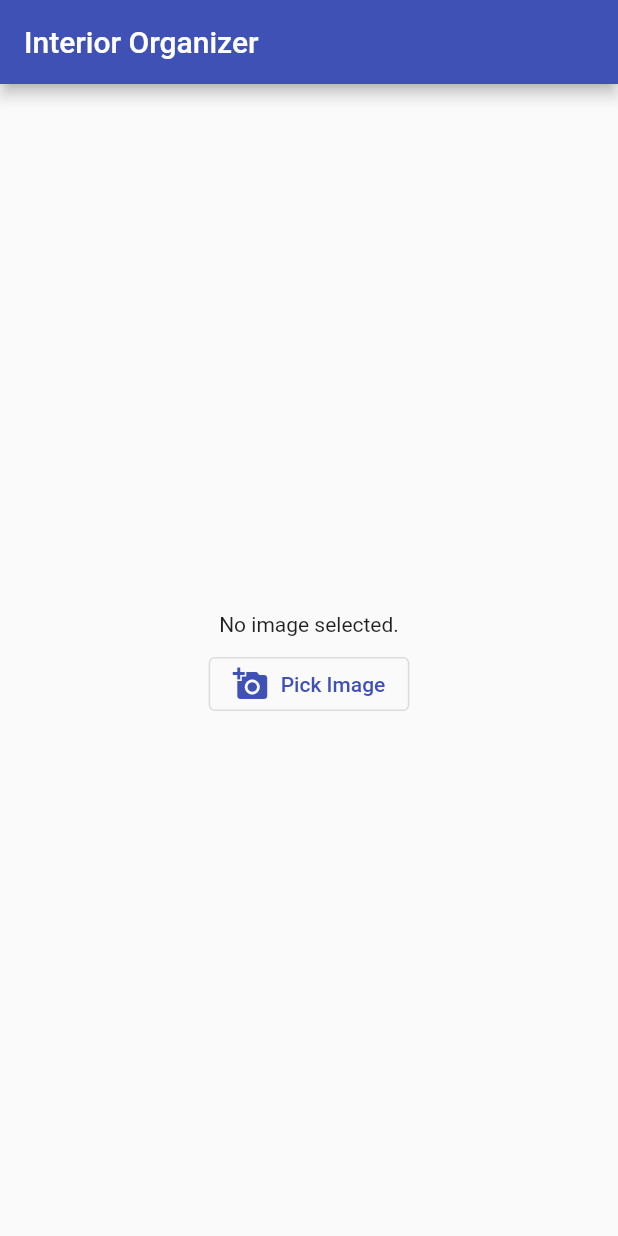
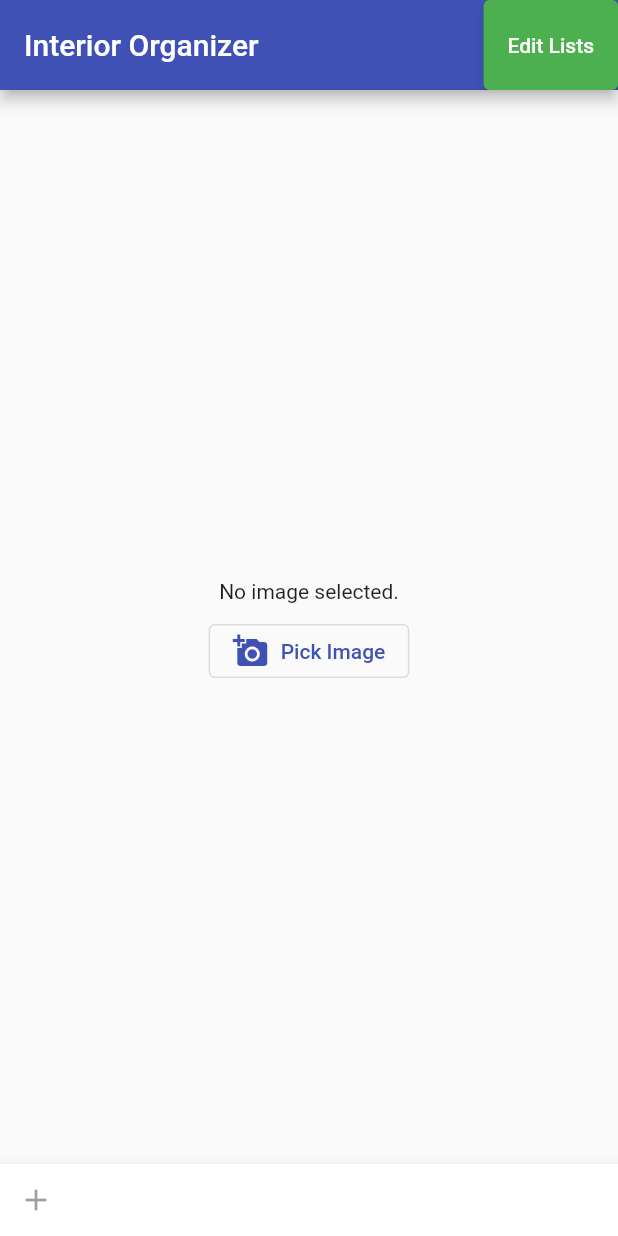
Before and after one commit to a-benavente/interior-design-app, a Flutter app: the screen it shows after launch, on a phone screen of 412 x 824 dp. Run offline on Flutter 3.47's test engine with Material 2 defaults, Android fonts, the phone set to English and light mode, and no system bars; our stand-ins replace image_picker.

Commit message:
added bottom navbar

```diff
--- a/lib/main.dart
+++ b/lib/main.dart
@@ -40,10 +40,18 @@ class _MyHomePageState extends State<MyHomePage> {
   Widget build(BuildContext context) {
     return Scaffold(
         appBar: AppBar(
+          toolbarHeight: 60,
           title: Text('Interior Organizer'),
+          actions: [
+            ElevatedButton(
+              onPressed: () {},
+              child: Text('Edit Lists', style: TextStyle(color: Colors.white)),
+              style: ElevatedButton.styleFrom(primary: Colors.green),
+            )
+          ],
         ),
-      body: (_image == null) ?
-             Center(
+        body: (_image == null)
+            ? Center(
                 child: Column(
                   mainAxisAlignment: MainAxisAlignment.center,
                   children: [
@@ -52,11 +60,9 @@ class _MyHomePageState extends State<MyHomePage> {
                       child: Text('No image selected.'),
                     ),
                     OutlinedButton.icon(
-                style: OutlinedButton.styleFrom(
-                  primary: Colors.indigo
-                ),
+                      style: OutlinedButton.styleFrom(primary: Colors.indigo),
                       onPressed: getImage,
-                label : Text('Pick Image'),
+                      label: Text('Pick Image'),
                       icon: Icon(Icons.add_a_photo),
                     ),
                   ],
@@ -71,16 +77,26 @@ class _MyHomePageState extends State<MyHomePage> {
                 children: [
                   Column(
                     children: [
-                         Image.file(_image, height: 150, width: 150,),
+                      Image.file(
+                        _image,
+                        height: 150,
+                        width: 150,
+                      ),
                       Padding(
-                           padding: const EdgeInsets.fromLTRB(0, 8, 0,0),
+                        padding: const EdgeInsets.fromLTRB(0, 8, 0, 0),
                         child: Text('Untitled List'),
                       ),
                     ],
                   ),
                 ],
               ),
-
-    );
+        bottomNavigationBar: BottomAppBar(
+          shape: const CircularNotchedRectangle(),
+          child: Row(children: [
+            IconButton(
+              icon: Icon(Icons.add),
+            )
+          ]),
+        ));
   }
 }
```
Lines whose indentation alone changed are shown as unchanged.
